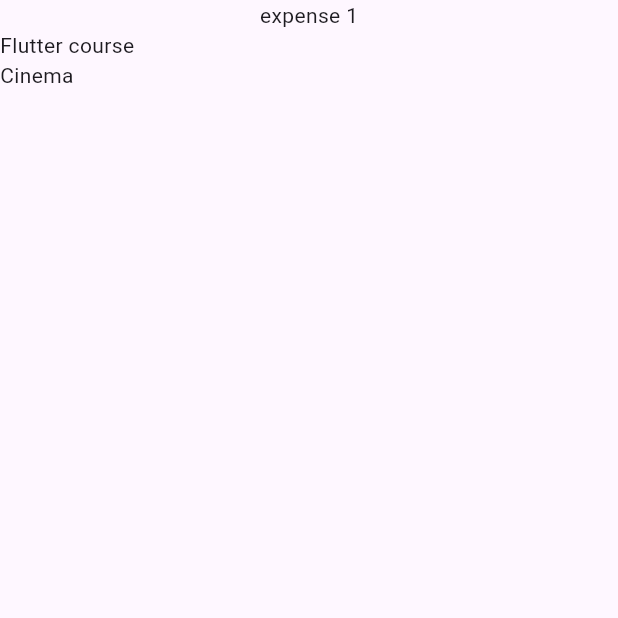
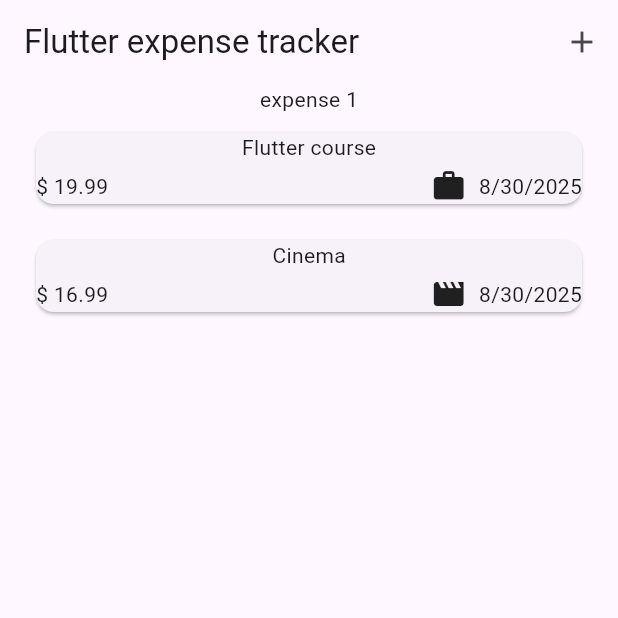
Before and after one commit to elvisdukaj/flutter_udemy_course, a Flutter app: the screen it shows after launch, on a phone screen of 412 x 824 dp, the top half of it. Run offline on Flutter 3.47's test engine with Material 3 defaults, Android fonts, the phone set to English and light mode, and no system bars; our stand-ins replace google_fonts.

Commit message:
Implementing overlay add expense

```diff
--- a/expense_tracker/lib/models/expense.dart
+++ b/expense_tracker/lib/models/expense.dart
@@ -1,8 +1,18 @@
+import 'package:flutter/material.dart';
+import 'package:intl/intl.dart';
 import 'package:uuid/uuid.dart';
 
 const uuid = Uuid();
+final formatter = DateFormat.yMd();
 
 enum Category { food, travel, leisure, work }
+
+const categoryIcons = {
+  Category.food: Icons.lunch_dining,
+  Category.work: Icons.work,
+  Category.leisure: Icons.movie,
+  Category.travel: Icons.flight_takeoff,
+};
 
 class Expense {
   Expense({
@@ -17,7 +27,12 @@ class Expense {
   final double amount;
   final Category category;
   final DateTime date;
+
   // List<String> userShare
   // List<Amount> usersAmount
   // List<Currency> userAmountCurrency
+
+  String get formattedDate {
+    return formatter.format(date);
+  }
 }
--- a/expense_tracker/lib/widget/expenses.dart
+++ b/expense_tracker/lib/widget/expenses.dart
@@ -1,4 +1,5 @@
 import 'package:expense_tracker/widget/expenses_list/expenses_list.dart';
+import 'package:expense_tracker/widget/new_expense.dart';
 import 'package:flutter/material.dart';
 import 'package:expense_tracker/models/expense.dart';
 
@@ -27,9 +28,22 @@ class _ExpensesState extends State<Expenses> {
     ),
   ];
 
+  void _openAddExpenseOverlay() {
+    showModalBottomSheet(context: context, builder: (ctx) => NewExpense());
+  }
+
   @override
   Widget build(BuildContext context) {
     return Scaffold(
+      appBar: AppBar(
+        title: const Text('Flutter expense tracker'),
+        actions: [
+          IconButton(
+            onPressed: _openAddExpenseOverlay,
+            icon: const Icon(Icons.add),
+          ),
+        ],
+      ),
       body: Column(
         children: [
           Text("expense 1"),
--- a/expense_tracker/lib/widget/expenses_list/expense_item.dart
+++ b/expense_tracker/lib/widget/expenses_list/expense_item.dart
@@ -0,0 +1,36 @@
+import 'package:expense_tracker/models/expense.dart';
+import 'package:flutter/material.dart';
+
+class ExpenseItem extends StatelessWidget {
+  const ExpenseItem(this.expense, {super.key});
+
+  final Expense expense;
+
+  @override
+  Widget build(BuildContext context) {
+    return Padding(
+      padding: const EdgeInsets.symmetric(horizontal: 20, vertical: 8),
+      child: Card(
+        child: Column(
+          children: [
+            Text(expense.title),
+            const SizedBox(height: 4),
+            Row(
+              children: [
+                Text('\$ ${expense.amount.toStringAsFixed(2)}'),
+                const Spacer(),
+                Row(
+                  children: [
+                    Icon(categoryIcons[expense.category]),
+                    const SizedBox(width: 8),
+                    Text(expense.formattedDate),
+                  ],
+                ),
+              ],
+            ),
+          ],
+        ),
+      ),
+    );
+  }
+}
--- a/expense_tracker/lib/widget/expenses_list/expenses_list.dart
+++ b/expense_tracker/lib/widget/expenses_list/expenses_list.dart
@@ -1,5 +1,7 @@
+import 'package:flutter/material.dart';
+
 import 'package:expense_tracker/models/expense.dart';
-import 'package:flutter/material.dart';
+import 'package:expense_tracker/widget/expenses_list/expense_item.dart';
 
 class ExpensesList extends StatelessWidget {
   const ExpensesList(this.expenses, {super.key});
@@ -10,7 +12,7 @@ class ExpensesList extends StatelessWidget {
   Widget build(BuildContext context) {
     return ListView.builder(
       itemCount: expenses.length,
-      itemBuilder: (ctx, idx) => Text(expenses[idx].title),
+      itemBuilder: (ctx, idx) => ExpenseItem(expenses[idx]),
     );
   }
 }
--- a/expense_tracker/pubspec.yaml
+++ b/expense_tracker/pubspec.yaml
@@ -35,6 +35,7 @@ dependencies:
   # Use with the CupertinoIcons class for iOS style icons.
   cupertino_icons: ^1.0.8
   uuid: ^4.5.1
+  intl: ^0.20.2
 
 dev_dependencies:
   flutter_test:
```
Also changed, not shown: expense_tracker/lib/widget/new_expense.dart (added, +78 -0 lines), expense_tracker/pubspec.lock.
